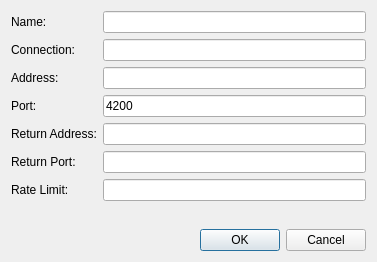
The window that src/add_remote_dialog.ui (CCOMJHC/rqt_udp_bridge) describes before a commit, drawn with Qt 5.
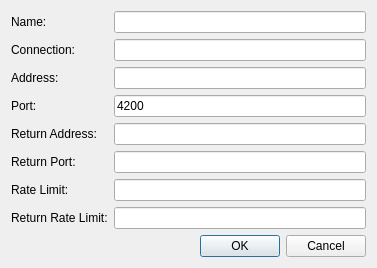
The same window after the commit.

```diff
--- a/src/add_remote_dialog.ui
+++ b/src/add_remote_dialog.ui
@@ -102,6 +102,16 @@
        </property>
       </widget>
      </item>
+     <item row="7" column="0">
+      <widget class="QLabel" name="returnRateLimitLabel">
+       <property name="text">
+        <string>Return Rate Limit:</string>
+       </property>
+      </widget>
+     </item>
+     <item row="7" column="1">
+      <widget class="QLineEdit" name="returnRateLimitLineEdit"/>
+     </item>
     </layout>
    </item>
    <item>
```
